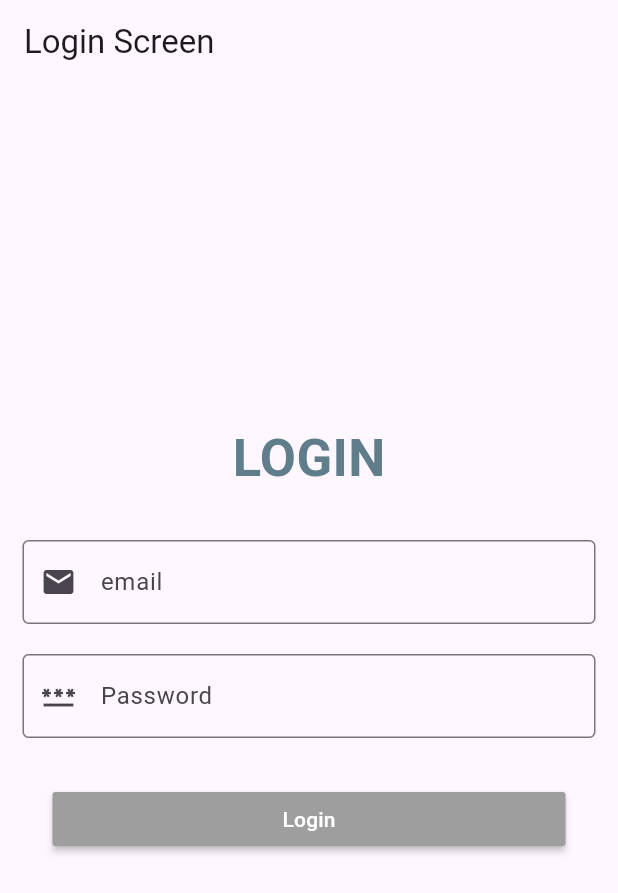
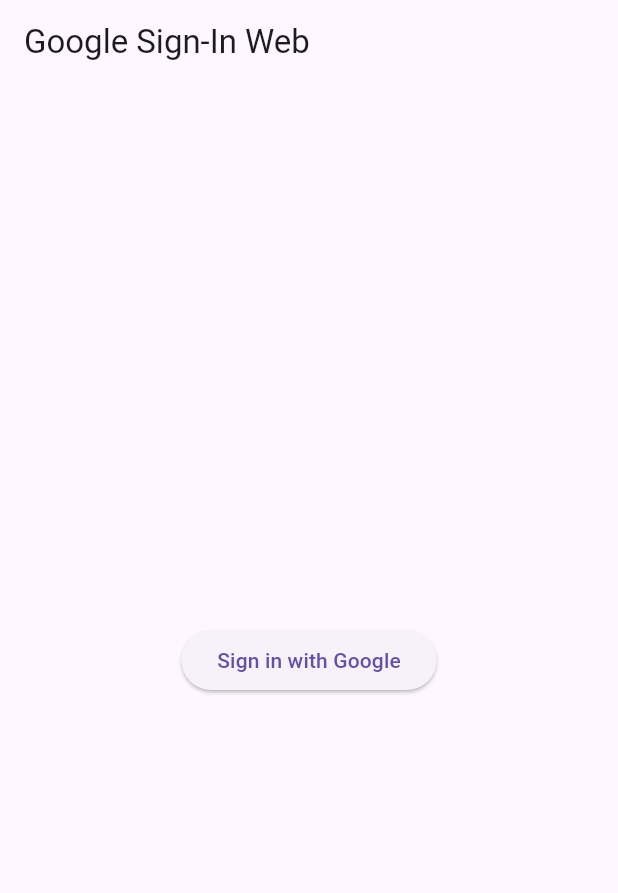
Before and after one commit to shiroyukiiiiii/inventory_application, a Flutter app: the screen it shows after launch, on a phone screen of 412 x 824 dp. Shown: the top 893 px of the screen. Run offline on Flutter 3.47's test engine with Material 3 defaults, Android fonts, the phone set to English and light mode, and no system bars; our stand-ins replace firebase_auth, firebase_core; accounts and stored records are empty.

Commit message:
google sign in done
i have found a way to incorporate google sign in to the system and now it is functional and working

```diff
--- a/lib/main.dart
+++ b/lib/main.dart
@@ -1,6 +1,6 @@
 import 'package:flutter/material.dart';
 import 'package:firebase_core/firebase_core.dart';
-
+import 'package:firebase_auth/firebase_auth.dart';
 
 void main() async {
   WidgetsFlutterBinding.ensureInitialized();
@@ -9,105 +9,98 @@ void main() async {
       apiKey: "AIzaSyCfppfpgtw3zG_ueshLFkecChTpqZTRCos",
       authDomain: "siasu-223bb.firebaseapp.com",
       projectId: "siasu-223bb",
-      storageBucket: "siasu-223bb.firebasestorage.app",
+      storageBucket: "siasu-223bb.appspot.com",
       messagingSenderId: "533072990076",
       appId: "1:533072990076:web:845172bed03cc7e8759ef9",
-      measurementId: "G-1DZFV1CT80",  // optional, you can leave this out
+      measurementId: "G-1DZFV1CT80",
     ),
   );
   runApp(const MyApp());
 }
 
-class MyApp extends StatefulWidget {
-  const MyApp({Key? key}) : super(key: key);
+class MyApp extends StatelessWidget {
+  const MyApp({super.key});
 
-  @override
-  State<MyApp> createState() => _MyAppState();
-}
-
-class _MyAppState extends State<MyApp> {
   @override
   Widget build(BuildContext context) {
     return MaterialApp(
-      home: Scaffold(
-        appBar: AppBar(
-          title: Text('Login Screen'),
+      title: 'Google Sign-In Web',
+      theme: ThemeData(primarySwatch: Colors.blue),
+      home: const SignInPage(),
+    );
+  }
+}
+
+class SignInPage extends StatefulWidget {
+  const SignInPage({super.key});
+
+  @override
+  State<SignInPage> createState() => _SignInPageState();
+}
+
+class _SignInPageState extends State<SignInPage> {
+  User? _user;
+
+  @override
+  Widget build(BuildContext context) {
+    return Scaffold(
+      appBar: AppBar(title: const Text('Google Sign-In Web')),
+      body: Center(
+        child: _user == null
+            ? Column(
+                mainAxisAlignment: MainAxisAlignment.center,
+                children: [
+                  ElevatedButton(
+                    onPressed: _signInWithPopup,
+                    child: const Text('Sign in with Google'),
                   ),
-        body: Column(
+                ],
+              )
+            : Column(
                 mainAxisAlignment: MainAxisAlignment.center,
-          crossAxisAlignment: CrossAxisAlignment.center,
                 children: [
-            Text(
-              'LOGIN',
-              style: TextStyle(
-                fontSize: 35,
-                color: Colors.blueGrey,
-                fontWeight: FontWeight.bold
+                  CircleAvatar(
+                    backgroundImage: NetworkImage(_user!.photoURL ?? ''),
+                    radius: 40,
                   ),
-            ),
-            Padding(
-              padding: const EdgeInsets.symmetric(vertical: 30),
-              child: Form(
-                child: Column(
-                  children: [
-
-                    Padding(
-                      padding: const EdgeInsets.symmetric(horizontal: 15),
-                      child: TextFormField(
-                        keyboardType: TextInputType.emailAddress,
-                        decoration: InputDecoration(
-                          labelText: 'email',
-                          hintText: 'Enter Email',
-                          prefixIcon: Icon(Icons.email),
-                          border: OutlineInputBorder()
-                        ),
-                        onChanged: (String value){
-
-                        },
-                        validator: (value) {
-                          return value!.isEmpty ? 'Please Enter Email' : null;
-                        },
-                      ),
-                    ),
-
-                    SizedBox(height: 20,),
-
-                    Padding(
-                      padding: EdgeInsets.symmetric(horizontal: 15),
-                      child: TextFormField(
-                        keyboardType: TextInputType.emailAddress,
-                        decoration: InputDecoration(
-                          labelText: 'Password',
-                          hintText: 'Enter Password',
-                          prefixIcon: Icon(Icons.password),
-                          border: OutlineInputBorder()
-                        ),
-                        onChanged: (String value){
-
-                        },
-                        validator: (value) {
-                          return value!.isEmpty ? 'Please Enter Password' : null;
-                        },
-                      ),
-                    ),
-
-                    SizedBox( height: 30,),
-                    Padding(
-                      padding: const EdgeInsets.symmetric(horizontal: 35),
-                      child: MaterialButton(
-                        minWidth: double.infinity,
-                        onPressed: () {},
-                        child: Text('Login'),
-                        color: Colors.grey,
-                        textColor: Colors.white,
-                      ),
-                    )
-                  ],
-                )),
+                  Text(_user!.displayName ?? ''),
+                  Text(_user!.email ?? ''),
+                  ElevatedButton(
+                    onPressed: _signOut,
+                    child: const Text('Sign Out'),
                   )
                 ],
               ),
-      )
+      ),
     );
   }
+
+  Future<void> _signInWithPopup() async {
+    try {
+      final provider = GoogleAuthProvider();
+      final userCredential =
+          await FirebaseAuth.instance.signInWithPopup(provider);
+
+      setState(() {
+        _user = userCredential.user;
+      });
+
+      _showSnackBar('Signed in as ${_user!.displayName}');
+    } catch (e) {
+      _showSnackBar('Error: $e');
     }
+  }
+
+  Future<void> _signOut() async {
+    await FirebaseAuth.instance.signOut();
+    setState(() {
+      _user = null;
+    });
+    _showSnackBar('Signed out');
+  }
+
+  void _showSnackBar(String message) {
+    ScaffoldMessenger.of(context)
+        .showSnackBar(SnackBar(content: Text(message)));
+  }
+}
```
Also changed, not shown: 1 other file. Lines whose indentation alone changed are shown as unchanged.
